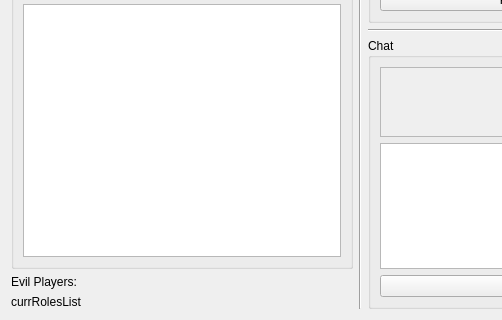
Old version of the form src/gui/gamewindow.ui in the repository JRandomHacker/CS429-Avalon; both pictures show x 0 to 502 and y 336 to 656 of the 830 by 656 pixel window.
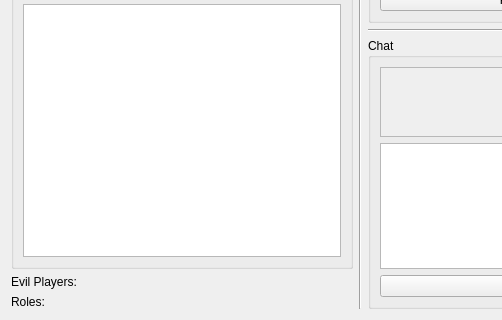
New version of the form.

Commit message: added subscriber for questvotestate

```diff
--- a/src/gui/gamewindow.ui
+++ b/src/gui/gamewindow.ui
@@ -54,7 +54,7 @@
      <item>
       <widget class="QLabel" name="currRolesList">
        <property name="text">
-        <string>currRolesList</string>
+        <string>Roles:</string>
        </property>
       </widget>
      </item>
```
The commit also changes 2 other files.
